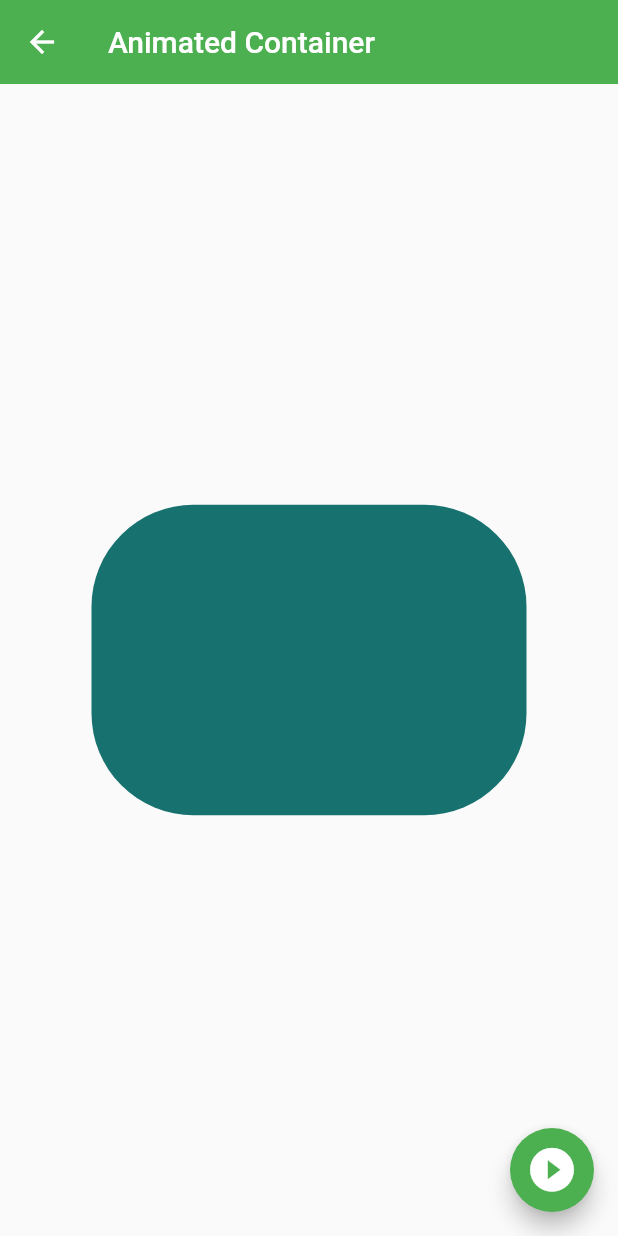
After one commit to genesispinto/fl_components-flutter, a Flutter app: the AnimatedScreen screen opened by its route, after a tap on the "play circle filled" icon, on a phone screen of 412 x 824 dp. The commit adds this screen. Run offline on Flutter 3.47's test engine with Material 2 defaults, Android fonts, the phone set to English and light mode, and no system bars.

Commit message:
Animated Container

```diff
--- a/lib/router/app_routes.dart
+++ b/lib/router/app_routes.dart
@@ -11,17 +11,18 @@ class AppRoutes {
   static const initialRoute = 'home';
   // Listado de opciones con la ruta definida
   static final menuOption = <MenuOption>[
-    MenuOption(route: 'home',  name:'Home Screen', screen: const HomeScreen(), icon: Icons.home),
+    //MenuOption(route: 'home',  name:'Home Screen', screen: const HomeScreen(), icon: Icons.home),
     MenuOption(route: 'listview1',  name:'listview tipo 1', screen: const Listview1Screen(), icon: Icons.light_mode_sharp),
     MenuOption(route: 'listview2',  name:'listview tipo 2', screen: const Listview2Screen(), icon: Icons.monetization_on),
     MenuOption(route: 'alert',  name:'Alert Screen', screen: const AlertScreen(), icon: Icons.sim_card_alert_outlined),
     MenuOption(route: 'card',  name:'Card Screen', screen: const CardScreen(), icon: Icons.card_giftcard),
-    MenuOption(route: 'avatar',  name:'Circle Avatar ', screen: const AvatarScreen(), icon: Icons.person)
+    MenuOption(route: 'avatar',  name:'Circle Avatar ', screen: const AvatarScreen(), icon: Icons.person),
+    MenuOption(route: 'animated',  name:'Animated Container ', screen: const AnimatedScreen(), icon: Icons.play_circle_fill_outlined)
   ];
 
   static Map<String, Widget Function(BuildContext)> getAppRoutes(){
       Map<String, Widget Function(BuildContext)> appRoutes ={};
-
+          appRoutes.addAll({'home':(context) => const HomeScreen()});
         for(final option in menuOption){
           appRoutes.addAll({option.route:(context) => option.screen});
         }
--- /dev/null
+++ b/lib/screens/animated_screen.dart
@@ -0,0 +1,58 @@
+import 'dart:math';
+
+import 'package:flutter/material.dart';
+
+class AnimatedScreen extends StatefulWidget {
+
+  const AnimatedScreen({Key? key}) : super(key: key);
+
+  @override
+  State<AnimatedScreen> createState() => _AnimatedScreenState();
+}
+
+class _AnimatedScreenState extends State<AnimatedScreen> {
+
+  double _width = 50;
+  double _height = 50;
+  Color _color = Colors.green;
+  BorderRadiusGeometry _borderRadius = BorderRadius.circular(10);
+
+  void changeShape(){
+    final random = Random();
+    _width = random.nextInt(300).toDouble()+70;
+    _height =random.nextInt(300).toDouble()+70;
+    _color = Color.fromRGBO(
+      random.nextInt(255),
+      random.nextInt(255),
+      random.nextInt(255),
+      1
+    );
+_borderRadius =BorderRadius.circular(random.nextInt(100).toDouble()+10);
+    setState(() {});
+  }
+
+  @override
+  Widget build(BuildContext context) {
+    return Scaffold(
+      appBar: AppBar(
+        title: const Text('Animated Container '),
+      ),
+      body: Center(
+         child: AnimatedContainer(
+          curve: Curves.easeOutCubic,
+          width: _width,
+          height: _height,
+
+          decoration: BoxDecoration(
+            color: _color,
+            borderRadius: _borderRadius
+             ), duration: const Duration(milliseconds: 400),
+         ),
+      ),
+      floatingActionButton: FloatingActionButton(
+        onPressed: () => changeShape(),
+        child: const Icon(Icons.play_circle_filled_outlined, size: 35,),
+      ),
+    );
+  }
+}
--- a/lib/screens/screens.dart
+++ b/lib/screens/screens.dart
@@ -1,3 +1,4 @@
+export 'package:fl_components/screens/animated_screen.dart';
 export 'package:fl_components/screens/avatar_screen.dart';
 export 'package:fl_components/screens/home_screen.dart';
 export 'package:fl_components/screens/alert_screen.dart';
```
